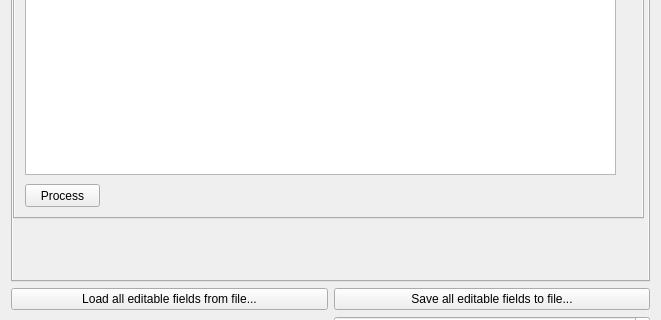
Before: the Qt Designer form PostProcessing/postprocessingform.ui in GNSS-Stylist/GNSS-Stylus, drawn with Qt 5; both pictures show x 0 to 661 and y 229 to 549 of the 661 by 828 pixel window.
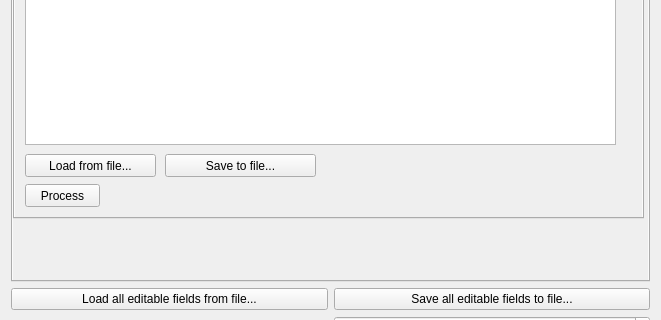
After: the same form once the commit is applied. The open tabs and pages were chosen to show the change.

Commit message: Add saving/loading/remembering of raster camera-related things

The edit to the form file:
```diff
--- a/PostProcessing/postprocessingform.ui
+++ b/PostProcessing/postprocessingform.ui
@@ -3556,7 +3556,7 @@
            <x>10</x>
            <y>10</y>
            <width>591</width>
-           <height>321</height>
+           <height>291</height>
           </rect>
          </property>
          <property name="toolTip">
@@ -3636,6 +3636,32 @@
           <string>Process</string>
          </property>
         </widget>
+        <widget class="QPushButton" name="pushButton_RasterCameras_Script_Save">
+         <property name="geometry">
+          <rect>
+           <x>150</x>
+           <y>310</y>
+           <width>151</width>
+           <height>23</height>
+          </rect>
+         </property>
+         <property name="text">
+          <string>Save to file...</string>
+         </property>
+        </widget>
+        <widget class="QPushButton" name="pushButton_RasterCameras_Script_Load">
+         <property name="geometry">
+          <rect>
+           <x>10</x>
+           <y>310</y>
+           <width>131</width>
+           <height>23</height>
+          </rect>
+         </property>
+         <property name="text">
+          <string>Load from file...</string>
+         </property>
+        </widget>
        </widget>
       </widget>
      </widget>
```
Left out of the diff: 6 changed lines with no effect on the pictures. The commit also changes 2 other files.
